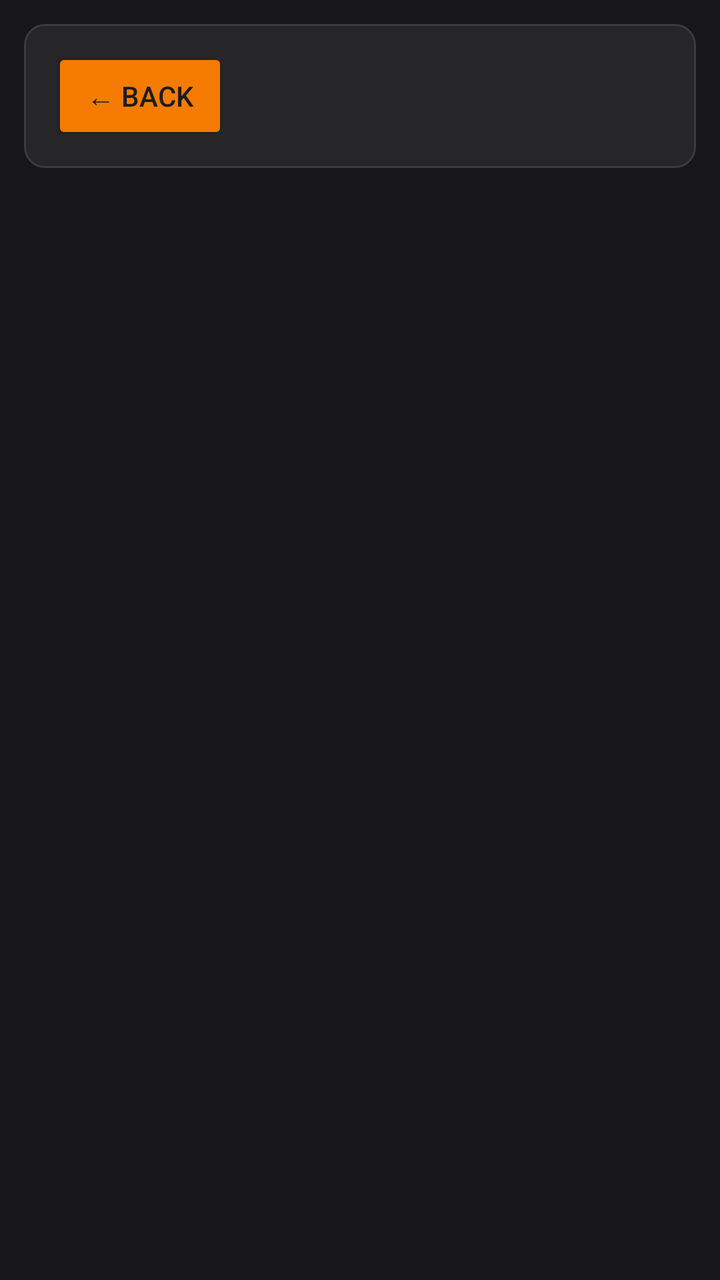
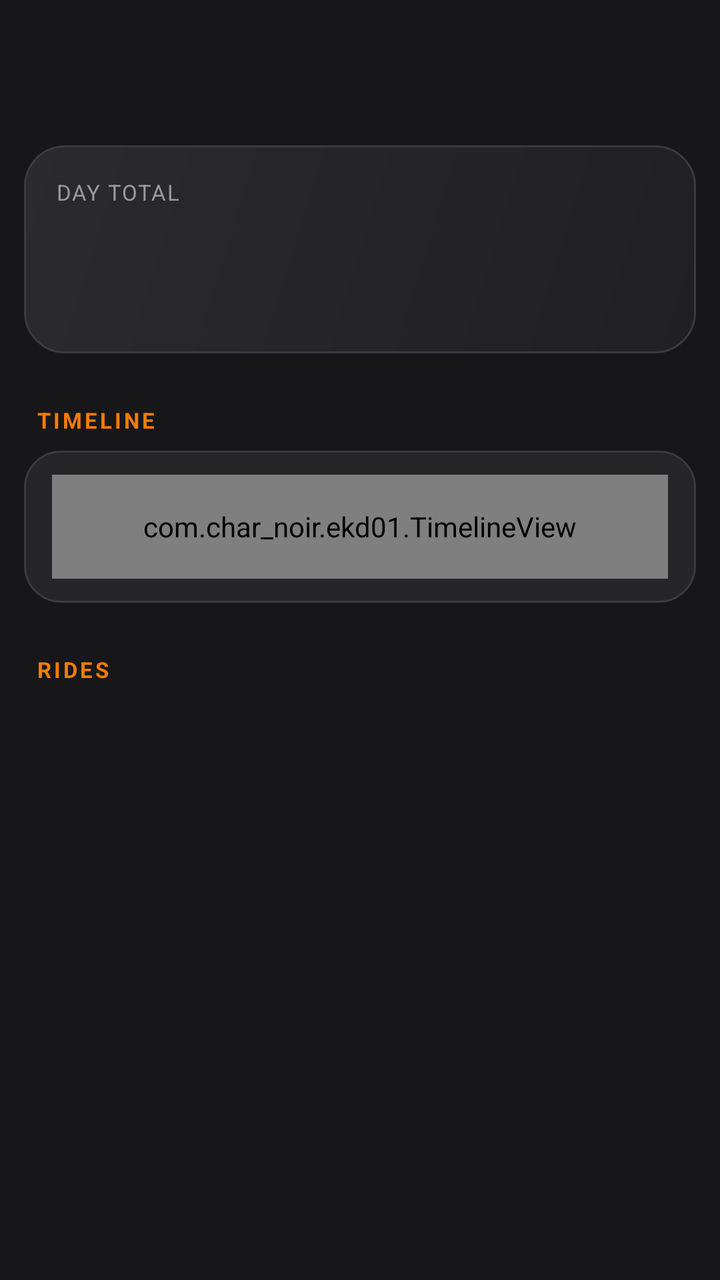

Two renders of the same Android screen: before a commit and after it. Below are the layout's source before the change and the commit's diff.
<!-- AndroidManifest.xml: application theme Theme.AppCompat.DayNight.NoActionBar -->
<!-- res/layout/screen_history_day.xml -->
<?xml version="1.0" encoding="utf-8"?>
<ScrollView xmlns:android="http://schemas.android.com/apk/res/android"
    android:layout_width="match_parent"
    android:layout_height="match_parent"
    android:background="@color/page_bg">

    <LinearLayout
        android:orientation="vertical"
        android:layout_width="match_parent"
        android:layout_height="wrap_content"
        android:padding="12dp">

        <LinearLayout style="@style/CardContainer">
            <Button android:id="@+id/backBtn" style="@style/AmberButton" android:text="@string/back" />
        </LinearLayout>

        <TextView android:id="@+id/dayTitle" style="@style/CardTitle" android:paddingStart="4dp" />
        <TextView
            android:id="@+id/dayEmpty"
            style="@style/HintText"
            android:visibility="gone"
            android:paddingStart="4dp"
            android:text="@string/gps_day_empty" />

        <LinearLayout
            android:id="@+id/dayGpsContainer"
            android:orientation="vertical"
            android:layout_width="match_parent"
            android:layout_height="wrap_content" />

    </LinearLayout>
</ScrollView>
<!-- resources referenced by this layout -->
<resources>
  <string name="back">← Back</string>
  <style name="AmberButton">
          <item name="android:layout_width">wrap_content</item>
          <item name="android:layout_height">wrap_content</item>
          <item name="android:textColor">@color/on_amber</item>
          <item name="android:backgroundTint">@color/amber</item>
      </style>
  <style name="CardTitle">
          <item name="android:layout_width">wrap_content</item>
          <item name="android:layout_height">wrap_content</item>
          <item name="android:textColor">@color/accent_text</item>
          <item name="android:textSize">14sp</item>
          <item name="android:textStyle">bold</item>
          <item name="android:paddingBottom">6dp</item>
      </style>
  <color name="on_amber">#FF1C1C1E</color>
  <color name="amber">#FFF57C00</color>
  <!-- drawable card_bg (drawable) -->
  <?xml version="1.0" encoding="utf-8"?>
  <shape xmlns:android="http://schemas.android.com/apk/res/android" android:shape="rectangle">
      <solid android:color="@color/card_bg" />
      <corners android:radius="10dp" />
      <stroke android:width="1dp" android:color="@color/card_border" />
  </shape>
  <color name="accent_text">#FFE3E3E6</color>
  <!-- unchanged entries left out for length: 7 -->
</resources>

<!-- the commit's change to res/layout/screen_history_day.xml (unified diff, before → after) -->
@@ -10,16 +10,17 @@
         android:layout_height="wrap_content"
         android:padding="12dp">
 
-        <LinearLayout style="@style/CardContainer">
-            <Button android:id="@+id/backBtn" style="@style/AmberButton" android:text="@string/back" />
-        </LinearLayout>
-
-        <TextView android:id="@+id/dayTitle" style="@style/CardTitle" android:paddingStart="4dp" />
+        <TextView android:id="@+id/dayTitle" style="@style/PageTitle" />
+        <TextView
+            android:id="@+id/daySubtitle"
+            style="@style/HintText"
+            android:paddingStart="6dp"
+            android:paddingBottom="10dp" />
         <TextView
             android:id="@+id/dayEmpty"
             style="@style/HintText"
             android:visibility="gone"
-            android:paddingStart="4dp"
+            android:paddingStart="6dp"
             android:text="@string/gps_day_empty" />
 
         <LinearLayout
@@ -28,5 +29,47 @@
             android:layout_width="match_parent"
             android:layout_height="wrap_content" />
 
+        <LinearLayout style="@style/HeroBox">
+            <TextView style="@style/TileLabel" android:textSize="11sp" android:text="@string/day_total" />
+            <TextView android:id="@+id/dayDistance" style="@style/BigNumber" android:layout_marginTop="4dp" />
+            <LinearLayout
+                android:id="@+id/dayTotalTiles"
+                android:orientation="vertical"
+                android:layout_width="match_parent"
+                android:layout_height="wrap_content"
+                android:layout_marginTop="8dp"
+                android:layout_marginStart="-3dp"
+                android:layout_marginEnd="-3dp" />
+            <TextView
+                android:id="@+id/dayCharged"
+                style="@style/HintText"
+                android:textColor="@color/amber"
+                android:layout_marginTop="6dp"
+                android:visibility="gone"
+                android:text="@string/day_charged" />
+        </LinearLayout>
+
+        <TextView style="@style/SectionLabel" android:text="@string/day_timeline" />
+        <LinearLayout style="@style/CardContainer">
+            <com.char_noir.ekd01.TimelineView
+                android:id="@+id/dayTimeline"
+                android:layout_width="match_parent"
+                android:layout_height="52dp" />
+        </LinearLayout>
+
+        <TextView style="@style/SectionLabel" android:text="@string/day_rides" />
+        <LinearLayout
+            android:id="@+id/dayRides"
+            style="@style/Group"
+            android:paddingStart="14dp"
+            android:paddingEnd="14dp" />
+
+        <LinearLayout
+            android:id="@+id/dayChartContainer"
+            android:orientation="vertical"
+            android:layout_width="match_parent"
+            android:layout_height="wrap_content"
+            android:layout_marginTop="10dp" />
+
     </LinearLayout>
 </ScrollView>
<!-- resource entries referenced after the edit -->
@@ -1,30 +1,86 @@
 <!-- resources referenced by this layout -->
 <resources>
-  <string name="back">← Back</string>
-  <style name="AmberButton">
+  <color name="amber">#FFF57C00</color>
+  <string name="day_charged">⚡ Charged between rides</string>
+  <string name="day_rides">Rides</string>
+  <string name="day_timeline">Timeline</string>
+  <string name="day_total">Day total</string>
+  <style name="BigNumber">
           <item name="android:layout_width">wrap_content</item>
           <item name="android:layout_height">wrap_content</item>
-          <item name="android:textColor">@color/on_amber</item>
-          <item name="android:backgroundTint">@color/amber</item>
+          <item name="android:textColor">@color/text_primary</item>
+          <item name="android:textSize">34sp</item>
+          <item name="android:textStyle">bold</item>
       </style>
-  <style name="CardTitle">
+  <style name="Group">
+          <item name="android:orientation">vertical</item>
+          <item name="android:background">@drawable/card_bg</item>
+          <item name="android:layout_width">match_parent</item>
+          <item name="android:layout_height">wrap_content</item>
+          <item name="android:layout_marginBottom">6dp</item>
+          <item name="android:showDividers">middle</item>
+          <item name="android:divider">@drawable/divider_h</item>
+      </style>
+  <style name="HeroBox">
+          <item name="android:orientation">vertical</item>
+          <item name="android:background">@drawable/hero_bg</item>
+          <item name="android:padding">16dp</item>
+          <item name="android:layout_width">match_parent</item>
+          <item name="android:layout_height">wrap_content</item>
+          <item name="android:layout_marginBottom">10dp</item>
+      </style>
+  <style name="PageTitle">
           <item name="android:layout_width">wrap_content</item>
           <item name="android:layout_height">wrap_content</item>
-          <item name="android:textColor">@color/accent_text</item>
-          <item name="android:textSize">14sp</item>
+          <item name="android:textColor">@color/text_primary</item>
+          <item name="android:textSize">24sp</item>
           <item name="android:textStyle">bold</item>
-          <item name="android:paddingBottom">6dp</item>
+          <item name="android:paddingStart">6dp</item>
+          <item name="android:paddingBottom">2dp</item>
       </style>
-  <color name="on_amber">#FF1C1C1E</color>
-  <color name="amber">#FFF57C00</color>
+  <style name="SectionLabel">
+          <item name="android:layout_width">wrap_content</item>
+          <item name="android:layout_height">wrap_content</item>
+          <item name="android:textColor">@color/amber</item>
+          <item name="android:textSize">11sp</item>
+          <item name="android:textStyle">bold</item>
+          <item name="android:letterSpacing">0.12</item>
+          <item name="android:textAllCaps">true</item>
+          <item name="android:paddingStart">6dp</item>
+          <item name="android:paddingTop">16dp</item>
+          <item name="android:paddingBottom">8dp</item>
+      </style>
+  <style name="TileLabel">
+          <item name="android:layout_width">wrap_content</item>
+          <item name="android:layout_height">wrap_content</item>
+          <item name="android:textColor">@color/text_hint</item>
+          <item name="android:textSize">10sp</item>
+          <item name="android:textAllCaps">true</item>
+          <item name="android:letterSpacing">0.05</item>
+      </style>
+  <color name="text_primary">#FFEDEDEF</color>
   <!-- drawable card_bg (drawable) -->
   <?xml version="1.0" encoding="utf-8"?>
   <shape xmlns:android="http://schemas.android.com/apk/res/android" android:shape="rectangle">
       <solid android:color="@color/card_bg" />
-      <corners android:radius="10dp" />
+      <corners android:radius="18dp" />
       <stroke android:width="1dp" android:color="@color/card_border" />
   </shape>
-  <color name="accent_text">#FFE3E3E6</color>
+  <!-- drawable divider_h (drawable) -->
+  <?xml version="1.0" encoding="utf-8"?>
+  <shape xmlns:android="http://schemas.android.com/apk/res/android" android:shape="rectangle">
+      <size android:height="1dp" />
+      <solid android:color="@color/card_border" />
+  </shape>
+  <!-- drawable hero_bg (drawable) -->
+  <?xml version="1.0" encoding="utf-8"?>
+  <shape xmlns:android="http://schemas.android.com/apk/res/android" android:shape="rectangle">
+      <gradient android:angle="315" android:startColor="@color/hero_start" android:endColor="@color/hero_end" />
+      <corners android:radius="20dp" />
+      <stroke android:width="1dp" android:color="@color/card_border" />
+  </shape>
+  <color name="hero_start">#FF2B2B2F</color>
+  <color name="hero_end">#FF202023</color>
   <!-- unchanged entries left out for length: 7 -->
 </resources>
 
